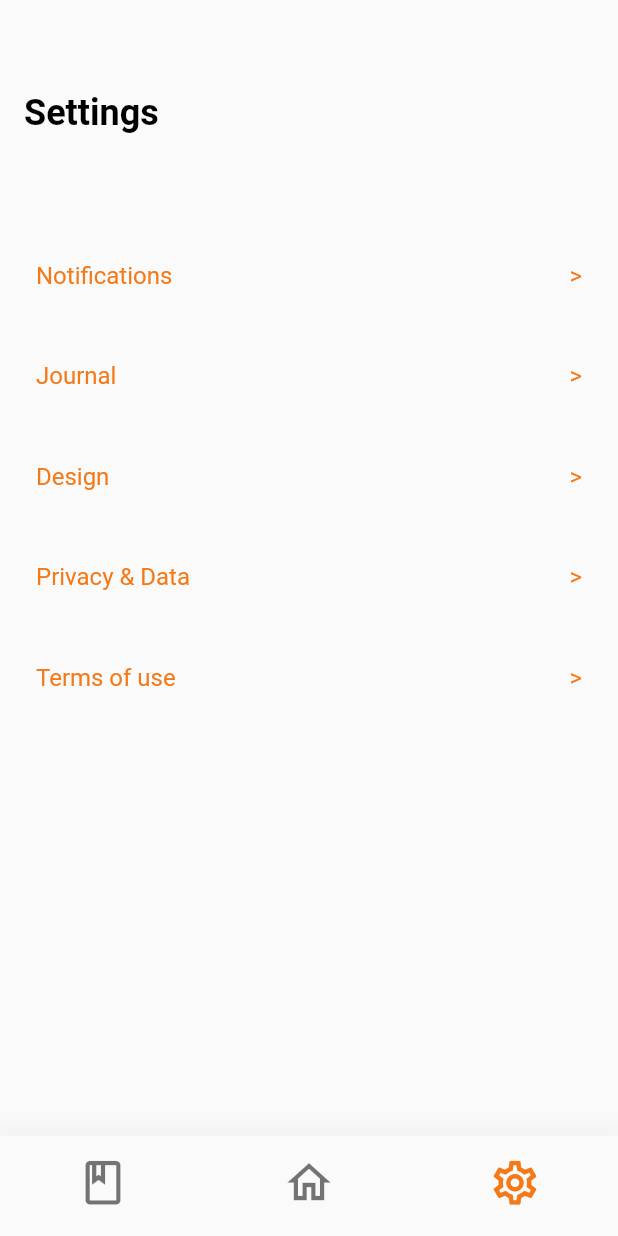
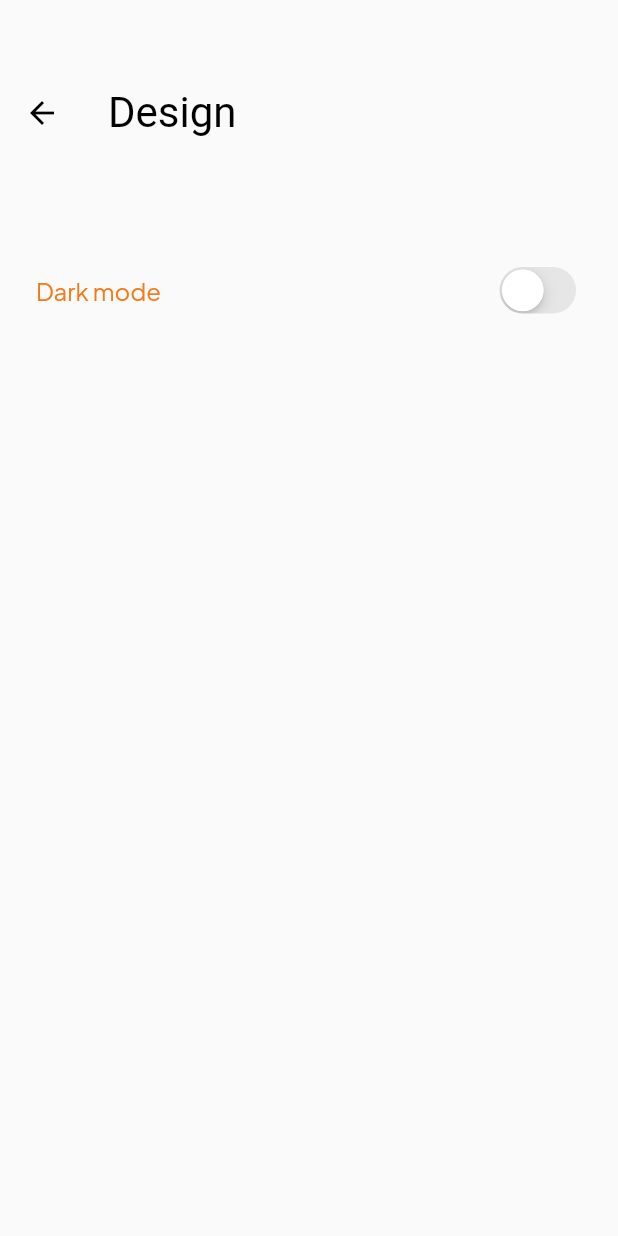
Before and after one commit to dirkzon/Moodlet, a Flutter app: the screen it shows after launch, item 3 of the bottom bar chosen, after a tap on "Design", on a phone screen of 412 x 824 dp. Run offline on Flutter 3.47's test engine with Material 2 defaults, Android fonts, the phone set to English and light mode, and no system bars; our stand-ins replace charts_flutter, flutter_blue, hive, hive_flutter; accounts and stored records are empty.

Commit message:
added design settings page and updating of global theme

```diff
--- a/lib/main.dart
+++ b/lib/main.dart
@@ -3,6 +3,7 @@ import 'package:bletest/comms/hive/hiveConfig.dart';
 import 'package:bletest/pages/navigation_page.dart';
 import 'package:bletest/pages/theme_config.dart';
 import 'package:bletest/sensor/moodmetric_sensor_manager.dart';
+import 'package:bletest/settings/settings_manager.dart';
 import 'package:flutter/material.dart';
 import 'package:provider/provider.dart';
 
@@ -18,6 +19,9 @@ class MoodlApp extends StatelessWidget {
   Widget build(BuildContext context) {
     return MultiProvider(
         providers: [
+          ChangeNotifierProvider<SettingsManager>(
+            create: (context) => SettingsManager(),
+          ),
           ChangeNotifierProvider<BluetoothManager>(
             create: (context) => BluetoothManager(),
           ),
@@ -36,10 +40,11 @@ class MoodlApp extends StatelessWidget {
             }),
           ),
         ],
-      child: MaterialApp(
+        child: Consumer<SettingsManager>(builder: (_, settings, child) {
+          return MaterialApp(
               title: 'Moodl',
-          theme: ThemeConfig.config(),
-          home: const NavigationPage()),
-    );
+              theme: ThemeConfig.config(settings),
+              home: const NavigationPage());
+        }));
   }
 }
--- a/lib/pages/home_page/home_screen.dart
+++ b/lib/pages/home_page/home_screen.dart
@@ -24,7 +24,6 @@ class _HomeScreenState extends State<HomeScreen> {
         body: Column(
       children: [
         AppBar(
-            backgroundColor: const Color.fromARGB(25, 244, 119, 24),
             title: Column(
                 crossAxisAlignment: CrossAxisAlignment.start,
                 children: const [
--- /dev/null
+++ b/lib/pages/settings_page/design_settings_screen.dart
@@ -0,0 +1,45 @@
+import 'package:bletest/settings/settings_manager.dart';
+import 'package:flutter/cupertino.dart';
+import 'package:flutter/material.dart';
+import 'package:provider/provider.dart';
+
+class DesignSettingsScreen extends StatelessWidget {
+  const DesignSettingsScreen({super.key});
+
+  @override
+  Widget build(BuildContext context) {
+    SettingsManager manager = Provider.of<SettingsManager>(context);
+
+    return Scaffold(
+        appBar: AppBar(
+          backgroundColor: Colors.transparent,
+          title: const Text(
+            'Design',
+            style: TextStyle(fontWeight: FontWeight.w400, fontSize: 28),
+          ),
+          iconTheme: const IconThemeData(color: Colors.black),
+        ),
+        body: Column(
+          children: [
+            Container(
+                margin: const EdgeInsets.all(24),
+                child: Row(
+                  children: [
+                    const Text(
+                      "Dark mode",
+                      style: TextStyle(
+                          fontWeight: FontWeight.w400,
+                          fontSize: 16,
+                          color: Color(0xffF47918)),
+                    ),
+                    const Spacer(),
+                    CupertinoSwitch(
+                      value: manager.darkMode,
+                      onChanged: (value) => manager.setDarkMode(value),
+                    ),
+                  ],
+                )),
+          ],
+        ));
+  }
+}
--- a/lib/pages/settings_page/settings_screen.dart
+++ b/lib/pages/settings_page/settings_screen.dart
@@ -1,3 +1,4 @@
+import 'package:bletest/pages/settings_page/design_settings_screen.dart';
 import 'package:flutter/material.dart';
 
 class SettingsScreen extends StatefulWidget {
@@ -14,6 +15,7 @@ class _SettingsState extends State<SettingsScreen> {
       body: Column(
         children: [
           AppBar(
+            backgroundColor: Colors.transparent,
             title: const Text('Settings'),
           ),
           TextButton(
@@ -27,7 +29,10 @@ class _SettingsState extends State<SettingsScreen> {
                 children: const [Text('Journal'), Spacer(), Text('>')],
               )),
           TextButton(
-              onPressed: () {},
+              onPressed: () => Navigator.push(
+                  context,
+                  MaterialPageRoute(
+                      builder: ((context) => const DesignSettingsScreen()))),
               child: Row(
                 children: const [Text('Design'), Spacer(), Text('>')],
               )),
--- a/lib/pages/theme_config.dart
+++ b/lib/pages/theme_config.dart
@@ -1,7 +1,8 @@
+import 'package:bletest/settings/settings_manager.dart';
 import 'package:flutter/material.dart';
 
-mixin ThemeConfig {
-  static config() {
+class ThemeConfig {
+  static config(SettingsManager manager) {
     return ThemeData(
         //font
         fontFamily: 'plus-jakarta-sans',
@@ -23,18 +24,18 @@ mixin ThemeConfig {
             bodyMedium:
                 TextStyle(fontSize: 16.0, fontWeight: FontWeight.normal)),
         //colors
-        colorScheme: const ColorScheme(
-            brightness: Brightness.light,
-            primary: Color(0xffF47918),
-            onPrimary: Color(0xffFFFFFF),
-            secondary: Color(0xff754DD1),
-            onSecondary: Color(0xffFFFFFF),
-            error: Color(0xffCA681C),
-            onError: Color(0xffFFFFFF),
-            background: Color(0xff5C5C5C),
-            onBackground: Color(0xff5C5C5C),
-            surface: Color(0xffFFFFFF),
-            onSurface: Color(0xff000000)),
+        colorScheme: ColorScheme(
+            brightness: manager.darkMode ? Brightness.dark : Brightness.light,
+            primary: const Color(0xffF47918),
+            onPrimary: const Color(0xffFFFFFF),
+            secondary: const Color(0xff754DD1),
+            onSecondary: const Color(0xffFFFFFF),
+            error: const Color(0xffCA681C),
+            onError: const Color(0xffFFFFFF),
+            background: const Color(0xff5C5C5C),
+            onBackground: const Color(0xff5C5C5C),
+            surface: const Color(0xffFFFFFF),
+            onSurface: const Color(0xff000000)),
 
         // buttons
         buttonTheme: const ButtonThemeData(
@@ -70,13 +71,19 @@ mixin ThemeConfig {
                 padding: MaterialStateProperty.all(const EdgeInsets.all(24.0)),
                 textStyle: MaterialStateProperty.all(const TextStyle(
                     fontSize: 16.0, fontWeight: FontWeight.w400)))),
-        appBarTheme: const AppBarTheme(
+
+        //app bar
+        appBarTheme: AppBarTheme(
             titleTextStyle: TextStyle(
                 fontSize: 24.0,
                 fontWeight: FontWeight.w600,
-                color: Colors.black),
+                color: manager.darkMode ? Colors.white : Colors.black),
             toolbarHeight: 150,
-            color: Colors.transparent,
-            shadowColor: Colors.transparent));
+            color: manager.darkMode
+                ? const Color.fromARGB(211, 156, 74, 11)
+                : const Color.fromARGB(25, 244, 119, 24),
+            shadowColor: Colors.transparent,
+            iconTheme: IconThemeData(
+                color: manager.darkMode ? Colors.white : Colors.black)));
   }
 }
--- /dev/null
+++ b/lib/settings/settings_manager.dart
@@ -0,0 +1,10 @@
+import 'package:flutter/material.dart';
+
+class SettingsManager with ChangeNotifier {
+  bool darkMode = false;
+
+  setDarkMode(bool value) {
+    darkMode = value;
+    notifyListeners();
+  }
+}
```
Lines whose indentation alone changed are shown as unchanged.
